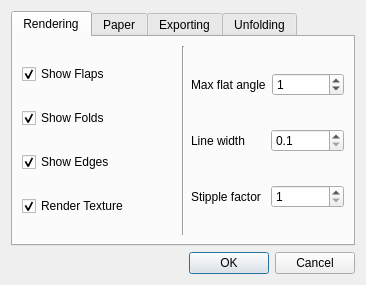
Old version of the form interface/settingswindow.ui in the repository SeriousAlexej/Ivo.
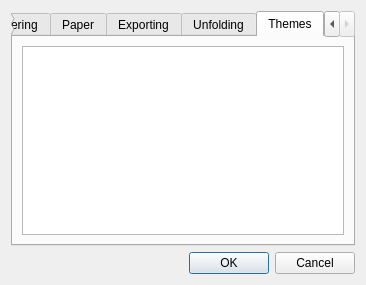
New version of the form. The open tabs and pages were chosen to show the change.

Commit message: Auto-packing finally completed. Implemented robust convex-hull algorithm with finding of min OBBox. Added themes in settings window.

The edit to the form file:
```diff
--- a/interface/settingswindow.ui
+++ b/interface/settingswindow.ui
@@ -13,6 +13,9 @@
   <property name="windowTitle">
    <string>Settings</string>
   </property>
+  <property name="styleSheet">
+   <string notr="true"/>
+  </property>
   <layout class="QGridLayout" name="gridLayout">
    <item row="0" column="0">
     <layout class="QVBoxLayout" name="verticalLayout">
@@ -476,6 +479,16 @@
          </item>
         </layout>
        </widget>
+       <widget class="QWidget" name="tabTheme">
+        <attribute name="title">
+         <string>Themes</string>
+        </attribute>
+        <layout class="QVBoxLayout" name="verticalLayout_10">
+         <item>
+          <widget class="QListWidget" name="listThemes"/>
+         </item>
+        </layout>
+       </widget>
       </widget>
      </item>
      <item>
```
The commit also changes 15 other files.
